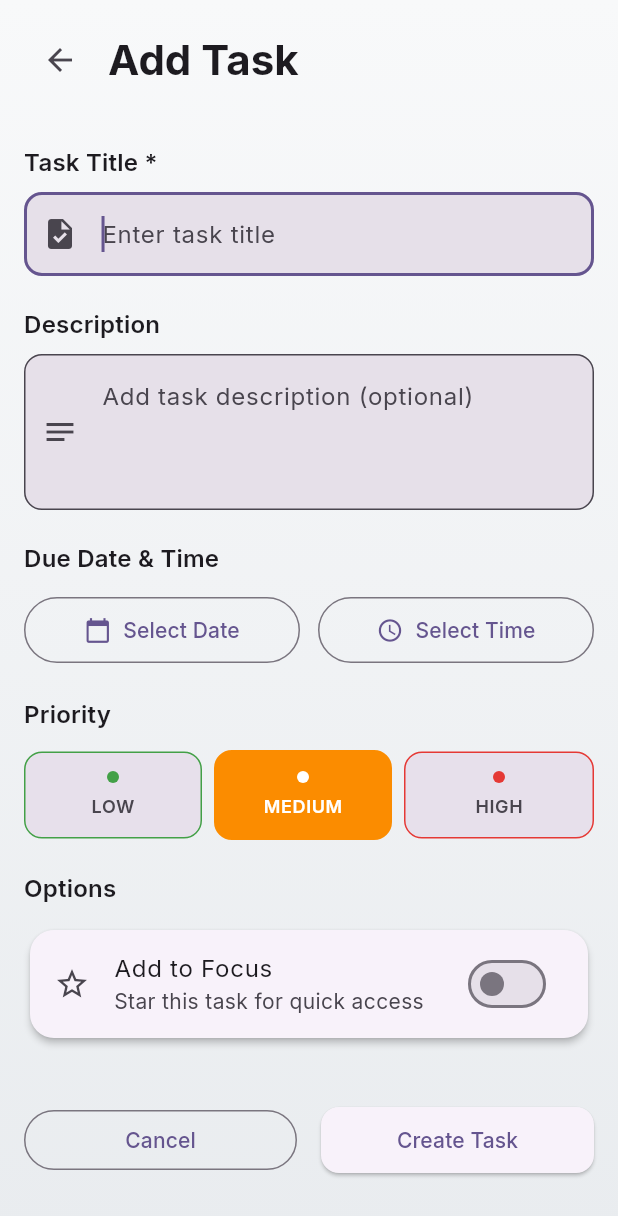
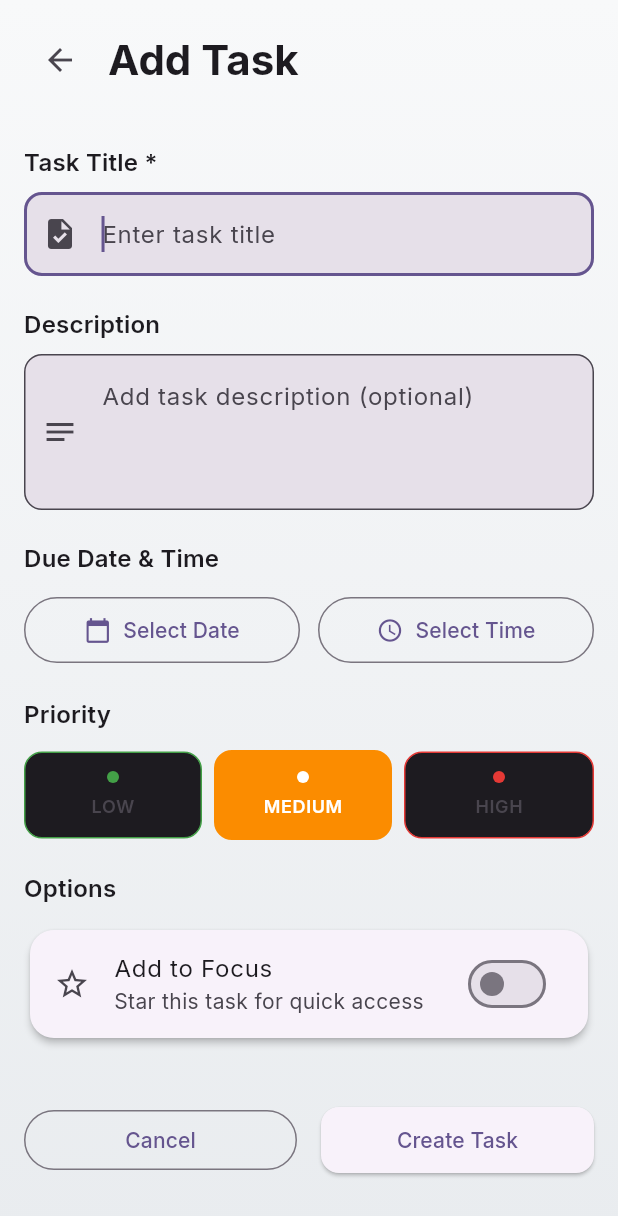
Before and after one commit to gnarayyan/next_todo, a Flutter app: the screen it shows after launch, after a tap on "Add your first task", on a phone screen of 412 x 824 dp. Shown: the top 1216 px of the screen. Run offline on Flutter 3.47's test engine with Material 3 defaults, Android fonts, the phone set to English and light mode, and no system bars; drawn by our look-alikes of flutter_animate; our stand-ins replace flutter_local_notifications, google_fonts, hive, hive_flutter, permission_handler, timezone; accounts and stored records are empty.

```diff
--- /dev/null
+++ b/devtools_options.yaml
@@ -0,0 +1,3 @@
+description: This file stores settings for Dart & Flutter DevTools.
+documentation: https://docs.flutter.dev/tools/devtools/extensions#configure-extension-enablement-states
+extensions:
--- a/lib/main.dart
+++ b/lib/main.dart
@@ -140,9 +140,8 @@ class _SplashScreenState extends State<SplashScreen>
                           borderRadius: BorderRadius.circular(30),
                           boxShadow: [
                             BoxShadow(
-                              color: Theme.of(
-                                context,
-                              ).colorScheme.primary.withOpacity(0.3),
+                              color: Theme.of(context).colorScheme.primary
+                                  .withAlpha((0.3 * 255).toInt()),
                               blurRadius: 20,
                               offset: const Offset(0, 10),
                             ),
@@ -168,9 +167,8 @@ class _SplashScreenState extends State<SplashScreen>
                         'Next generation todo app',
                         style: GoogleFonts.inter(
                           fontSize: 16,
-                          color: Theme.of(
-                            context,
-                          ).colorScheme.onSurface.withOpacity(0.7),
+                          color: Theme.of(context).colorScheme.onSurface
+                              .withAlpha((0.7 * 255).toInt()),
                         ),
                       ),
                       const SizedBox(height: 48),
--- a/lib/providers/task_provider.dart
+++ b/lib/providers/task_provider.dart
@@ -6,7 +6,7 @@ import '../services/notification_service.dart';
 
 class TaskProvider extends ChangeNotifier {
   List<Task> _tasks = [];
-  List<Task> _recentlyDeleted = [];
+  final List<Task> _recentlyDeleted = [];
   TaskFilter _currentFilter = TaskFilter.today;
   String _searchQuery = '';
 
--- a/lib/providers/theme_provider.dart
+++ b/lib/providers/theme_provider.dart
@@ -114,8 +114,8 @@ class ThemeProvider extends ChangeNotifier {
   LinearGradient get primaryGradient => LinearGradient(
     colors: _isDarkMode
         ? [
-            const Color(0xFF6750A4).withOpacity(0.8),
-            const Color(0xFF9C27B0).withOpacity(0.8),
+            const Color(0xFF6750A4).withAlpha((0.8 * 255).toInt()),
+            const Color(0xFF9C27B0).withAlpha((0.8 * 255).toInt()),
           ]
         : [const Color(0xFF6750A4), const Color(0xFF9C27B0)],
     begin: Alignment.topLeft,
--- a/lib/screens/add_task_screen.dart
+++ b/lib/screens/add_task_screen.dart
@@ -301,7 +301,7 @@ class _AddTaskScreenState extends State<AddTaskScreen> {
                                   priority.name,
                                   isDark: themeProvider.isDarkMode,
                                 )
-                              : Theme.of(context).colorScheme.surfaceVariant,
+                              : Theme.of(context).colorScheme.onSurface,
                           borderRadius: BorderRadius.circular(12),
                           border: Border.all(
                             color: themeProvider.getPriorityColor(
--- a/lib/screens/home_screen.dart
+++ b/lib/screens/home_screen.dart
@@ -136,7 +136,7 @@ class _HomeScreenState extends State<HomeScreen> with TickerProviderStateMixin {
                   BoxShadow(
                     color: Theme.of(
                       context,
-                    ).colorScheme.primary.withOpacity(0.3),
+                    ).colorScheme.primary.withAlpha((0.3 * 255).toInt()),
                     blurRadius: 15,
                     offset: const Offset(0, 5),
                   ),
@@ -156,7 +156,7 @@ class _HomeScreenState extends State<HomeScreen> with TickerProviderStateMixin {
                   Text(
                     'You have ${stats['pending']} pending tasks',
                     style: Theme.of(context).textTheme.bodyLarge?.copyWith(
-                      color: Colors.white.withOpacity(0.9),
+                      color: Colors.white.withAlpha((0.9 * 255).toInt()),
                     ),
                   ),
                   const SizedBox(height: 16),
@@ -188,7 +188,7 @@ class _HomeScreenState extends State<HomeScreen> with TickerProviderStateMixin {
       child: Container(
         padding: const EdgeInsets.symmetric(vertical: 12, horizontal: 8),
         decoration: BoxDecoration(
-          color: Colors.white.withOpacity(0.2),
+          color: Colors.white.withAlpha((0.2 * 255).toInt()),
           borderRadius: BorderRadius.circular(12),
         ),
         child: Column(
@@ -205,7 +205,7 @@ class _HomeScreenState extends State<HomeScreen> with TickerProviderStateMixin {
             Text(
               label,
               style: TextStyle(
-                color: Colors.white.withOpacity(0.9),
+                color: Colors.white.withAlpha((0.9 * 255).toInt()),
                 fontSize: 12,
               ),
             ),
@@ -248,7 +248,7 @@ class _HomeScreenState extends State<HomeScreen> with TickerProviderStateMixin {
       labelColor: Theme.of(context).colorScheme.primary,
       unselectedLabelColor: Theme.of(
         context,
-      ).colorScheme.onSurface.withOpacity(0.7),
+      ).colorScheme.onSurface.withAlpha((0.7 * 255).toInt()),
       tabs: const [
         Tab(text: 'Today'),
         Tab(text: 'All'),
--- a/lib/widgets/empty_state_widget.dart
+++ b/lib/widgets/empty_state_widget.dart
@@ -36,7 +36,7 @@ class EmptyStateWidget extends StatelessWidget {
                     shape: BoxShape.circle,
                     gradient: LinearGradient(
                       colors: themeProvider.primaryGradient.colors
-                          .map((color) => color.withOpacity(0.3))
+                          .map((color) => color.withAlpha((0.3 * 255).toInt()))
                           .toList(),
                       begin: themeProvider.primaryGradient.begin,
                       end: themeProvider.primaryGradient.end,
@@ -53,7 +53,7 @@ class EmptyStateWidget extends StatelessWidget {
                 .then()
                 .shimmer(
                   duration: 1500.ms,
-                  color: Colors.white.withOpacity(0.3),
+                  color: Colors.white.withAlpha((0.3 * 255).toInt()),
                 ),
 
             const SizedBox(height: 32),
@@ -77,7 +77,7 @@ class EmptyStateWidget extends StatelessWidget {
                   style: Theme.of(context).textTheme.bodyLarge?.copyWith(
                     color: Theme.of(
                       context,
-                    ).colorScheme.onSurface.withOpacity(0.7),
+                    ).colorScheme.onSurface.withAlpha((0.7 * 255).toInt()),
                   ),
                   textAlign: TextAlign.center,
                 )
@@ -132,10 +132,12 @@ class EmptyStateWidget extends StatelessWidget {
           decoration: BoxDecoration(
             color: Theme.of(
               context,
-            ).colorScheme.surfaceVariant.withOpacity(0.3),
+            ).colorScheme.surface.withAlpha((0.3 * 255).toInt()),
             borderRadius: BorderRadius.circular(16),
             border: Border.all(
-              color: Theme.of(context).colorScheme.outline.withOpacity(0.2),
+              color: Theme.of(
+                context,
+              ).colorScheme.outline.withAlpha((0.2 * 255).toInt()),
             ),
           ),
           child: Row(
@@ -153,7 +155,7 @@ class EmptyStateWidget extends StatelessWidget {
                     fontStyle: FontStyle.italic,
                     color: Theme.of(
                       context,
-                    ).colorScheme.onSurface.withOpacity(0.8),
+                    ).colorScheme.onSurface.withAlpha((0.8 * 255).toInt()),
                   ),
                   textAlign: TextAlign.center,
                 ),
```
Also changed, not shown: lib/screens/calendar_screen.dart (+7 -8 lines), lib/screens/focus_mode_screen.dart (+13 -14 lines), lib/widgets/task_card.dart (+6 -2 lines).
